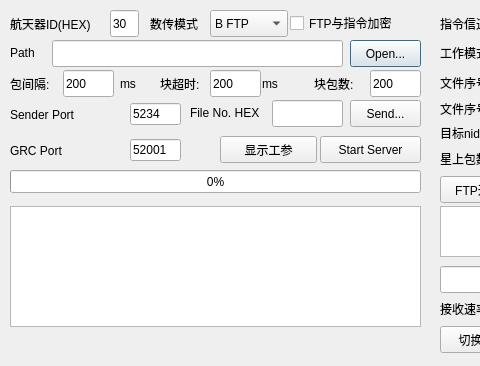
First picture: the form in file_send.ui, repository ArtisticZhao/file_sender_to_GNURadio, before the edit; both pictures show x 0 to 480 and y 0 to 366 of the 715 by 366 pixel window.
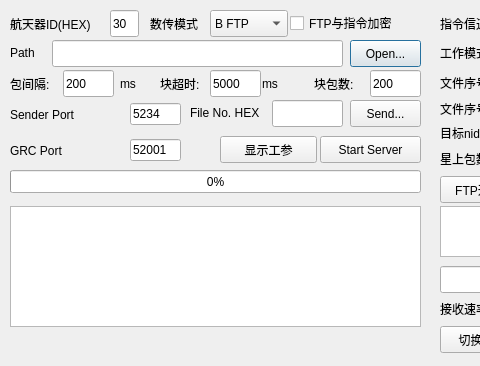
Second picture: the form after the edit.

What changed in the file:
```diff
--- a/file_send.ui
+++ b/file_send.ui
@@ -688,7 +688,7 @@
     </rect>
    </property>
    <property name="text">
-    <string>200</string>
+    <string>5000</string>
    </property>
    <property name="placeholderText">
     <string/>
```
